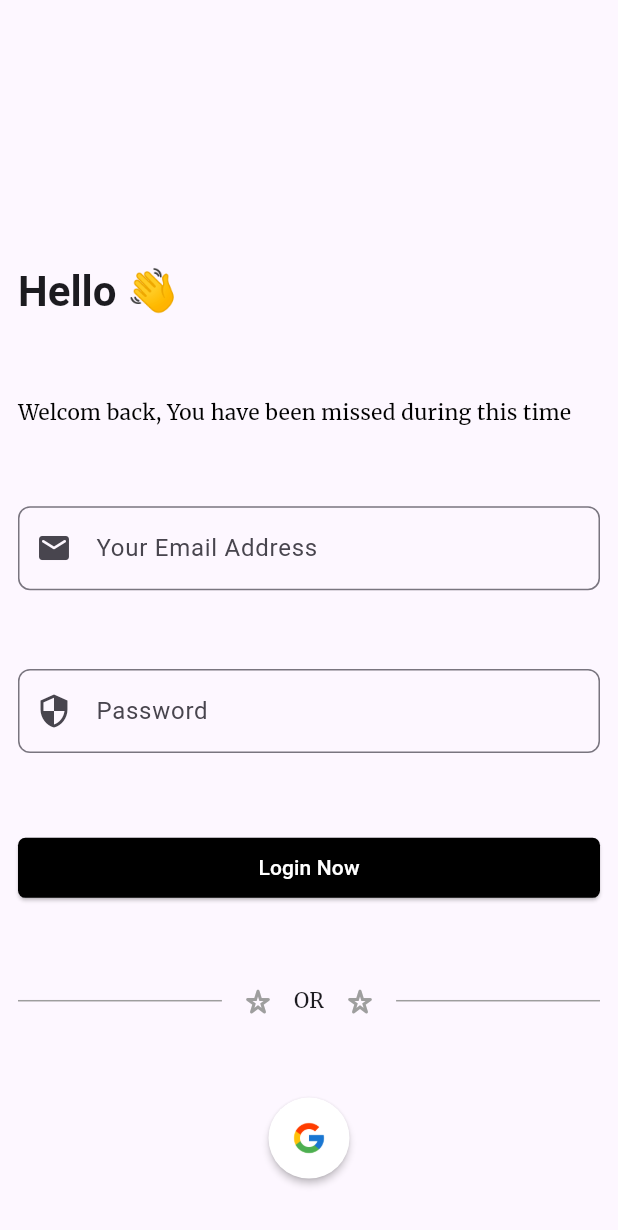
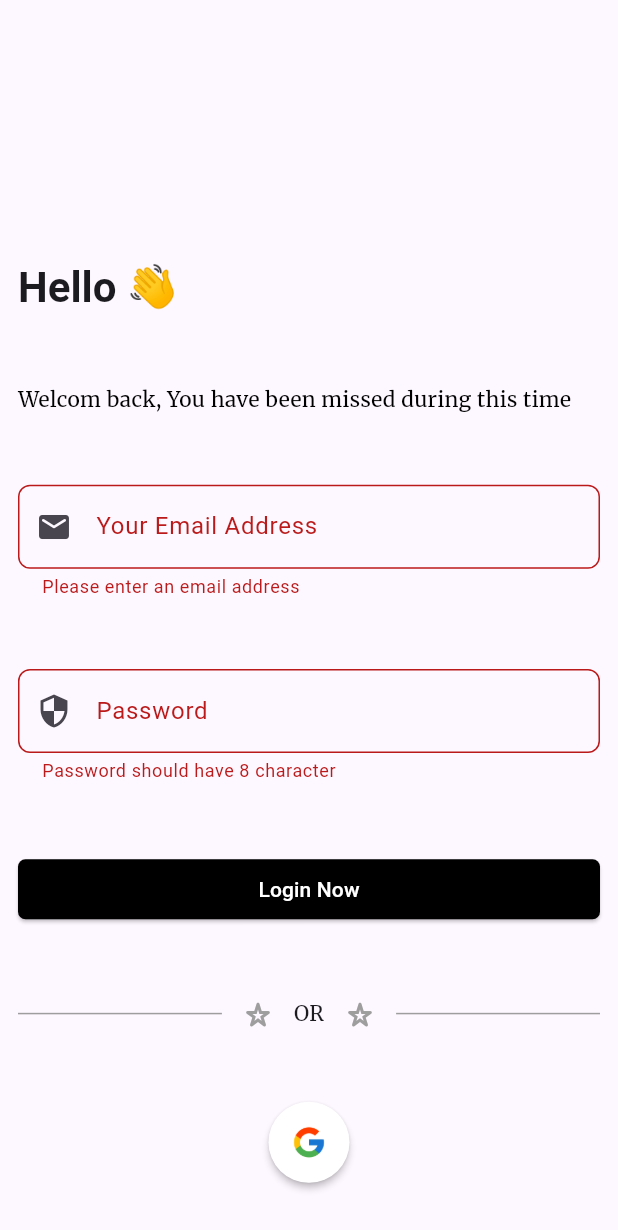
Before and after one commit to 45afeef/fitness_app, a Flutter app: the LoginView screen opened directly, after a tap on "Login Now", on a phone screen of 412 x 824 dp. Shown: the top 1230 px of the screen. Run offline on Flutter 3.47's test engine with Material 3 defaults, Android fonts, the phone set to English and light mode, and no system bars; drawn by our look-alikes of flutter_animate; our stand-ins replace email_validator, firebase_auth, firebase_core, gap, go_router, google_fonts and 1 more; missing offline and left inert: firebase_ui_auth, firebase_ui_oauth_google; accounts and stored records are empty; network calls fail.

Commit message:
Update login view widget validated the email and password removed flutter_animate from login_view as it causes issues on state changes

```diff
--- a/lib/features/authentication/presentation/login_view.dart
+++ b/lib/features/authentication/presentation/login_view.dart
@@ -1,19 +1,28 @@
+import 'package:email_validator/email_validator.dart';
 import 'package:fitness_app/features/authentication/presentation/auth_view.dart';
 import 'package:flutter/material.dart';
-import 'package:flutter_animate/flutter_animate.dart';
 import 'package:gap/gap.dart';
 
-class LoginView extends StatelessWidget {
+class LoginView extends StatefulWidget {
   const LoginView({super.key});
 
   @override
-  Widget build(BuildContext context) {
+  State<LoginView> createState() => _LoginViewState();
+}
+
+class _LoginViewState extends State<LoginView> {
+  final formKey = GlobalKey<FormState>();
   TextEditingController emailController = TextEditingController();
   TextEditingController passwordController = TextEditingController();
+  bool isLoging = false;
 
+  @override
+  Widget build(BuildContext context) {
     return Scaffold(
       body: Padding(
         padding: const EdgeInsets.fromLTRB(12, 150, 12, 12),
+        child: Form(
+          key: formKey,
           child: Column(
             mainAxisAlignment: MainAxisAlignment.spaceAround,
             crossAxisAlignment: CrossAxisAlignment.stretch,
@@ -24,32 +33,39 @@ class LoginView extends StatelessWidget {
                     .textTheme
                     .headlineMedium
                     ?.copyWith(fontWeight: FontWeight.bold),
-            ).animate().fade(delay: 300.milliseconds),
+              ),
               Text(
                 'Welcom back, You have been missed during this time',
                 style: Theme.of(context).textTheme.bodyMedium?.copyWith(
                       color: Colors.black,
                     ),
-            )
-                .animate()
-                .fade(delay: 600.milliseconds)
-                .slideY(begin: 1, delay: 600.milliseconds),
+              ),
               CustomTextField(
+                  enabled: !isLoging,
                   emailController: emailController,
                   labelText: "Your Email Address",
                   prefixIcon: const Icon(Icons.email_rounded),
-            )
-                .animate()
-                .fade(delay: 700.milliseconds)
-                .slideY(begin: 1, delay: 700.milliseconds),
+                  validator: (value) {
+                    if (value != null && value.isEmpty) {
+                      return 'Please enter an email address';
+                    } else if (!EmailValidator.validate(value!)) {
+                      return 'Enter a valid email address';
+                    }
+                    return null; // Valid email
+                  }),
               CustomTextField(
+                enabled: !isLoging,
                 emailController: passwordController,
                 labelText: "Password",
+                obsureText: true,
                 prefixIcon: const Icon(Icons.security),
-            )
-                .animate()
-                .fade(delay: 800.milliseconds)
-                .slideY(begin: 1, delay: 800.milliseconds),
+                validator: (value) {
+                  if (value != null && value.length < 8) {
+                    return 'Password should have 8 character';
+                  }
+                  return null; // Valid password
+                },
+              ),
               ElevatedButton(
                 style: ElevatedButton.styleFrom(
                   shape: RoundedRectangleBorder(
@@ -59,46 +75,68 @@ class LoginView extends StatelessWidget {
                   backgroundColor: Colors.black,
                   foregroundColor: Colors.white,
                 ),
-              onPressed: () {
-                Navigator.push(
-                    context,
-                    MaterialPageRoute(
-                      builder: (context) => const LoginView(),
-                    ));
+                onPressed: isLoging
+                    ? null
+                    : () {
+                        if (formKey.currentState != null &&
+                            formKey.currentState!.validate()) {
+                          final email = emailController.text;
+                          final password = passwordController.text;
+                          print('Email: $email, Password: $password');
+
+                          ScaffoldMessenger.of(context).showSnackBar(
+                              const SnackBar(content: Text('Loging in...')));
+
+                          setState(() {
+                            isLoging = true;
+                          });
+
+                          Future.delayed(
+                              Durations.extralong4,
+                              () => setState(() {
+                                    isLoging = false;
+                                  }));
+                        }
                       },
-              child: const Text('Login Now'),
+                child: isLoging
+                    ? const SizedBox(
+                        height: 24,
+                        width: 24,
+                        child: CircularProgressIndicator(
+                          strokeWidth: 2,
+                          color: Colors.black,
+                        ),
                       )
-                .animate()
-                .fade(delay: 700.milliseconds)
-                .slideY(begin: 1, delay: 700.milliseconds),
-            Row(
+                    : const Text('Login Now'),
+              ),
+              const Row(
                 mainAxisSize: MainAxisSize.max,
                 mainAxisAlignment: MainAxisAlignment.spaceAround,
                 children: [
-                const Expanded(
+                  Expanded(
                     child: Divider(
                       thickness: 1,
                       color: Colors.grey,
                     ),
-                ).animate().scaleX(delay: 1.seconds),
-                const Gap(12),
-                const Icon(
+                  ),
+                  Gap(12),
+                  Icon(
                     Icons.star_border_purple500_rounded,
                     color: Colors.grey,
-                ).animate().scale(delay: 1200.milliseconds),
-                const Gap(12),
-                const Text('OR').animate().fade(delay: 1.seconds),
-                const Gap(12),
-                const Icon(
+                  ),
+                  Gap(12),
+                  Text('OR'),
+                  Gap(12),
+                  Icon(
                     Icons.star_border_purple500_rounded,
                     color: Colors.grey,
-                ).animate().scale(delay: 800.milliseconds),
-                const Gap(12),
+                  ),
+                  Gap(12),
                   Expanded(
-                  child: const Divider(
+                    child: Divider(
                       thickness: 1,
                       color: Colors.grey,
-                  ).animate().scaleX(delay: 1.seconds),
+                    ),
                   ),
                 ],
               ),
@@ -109,11 +147,9 @@ class LoginView extends StatelessWidget {
                   width: 24,
                   height: 24,
                 ),
-            )
-                .animate()
-                .fade(delay: 1.5.seconds)
-                .slideY(begin: 1, delay: 1.5.seconds),
+              ),
             ],
+          ),
         ),
       ),
     );
@@ -126,15 +162,24 @@ class CustomTextField extends StatelessWidget {
     required this.emailController,
     required this.labelText,
     this.prefixIcon,
+    this.obsureText = false,
+    this.validator,
+    this.enabled = true,
   });
 
   final TextEditingController emailController;
   final String labelText;
   final Widget? prefixIcon;
+  final bool obsureText;
+  final String? Function(String?)? validator;
+  final bool? enabled;
 
   @override
   Widget build(BuildContext context) {
-    return TextField(
+    return TextFormField(
+      enabled: enabled,
+      validator: validator,
+      obscureText: obsureText,
       controller: emailController,
       decoration: InputDecoration(
         prefixIcon: prefixIcon,
--- a/lib/main.dart
+++ b/lib/main.dart
@@ -1,11 +1,10 @@
 import 'package:firebase_core/firebase_core.dart';
 import 'package:fitness_app/routes.dart';
 import 'package:flutter/material.dart';
-import 'package:flutter_animate/flutter_animate.dart';
 import 'package:google_fonts/google_fonts.dart';
 
 void main() async {
-  Animate.restartOnHotReload = true;
+  // Animate.restartOnHotReload = true;
   WidgetsFlutterBinding.ensureInitialized();
   await Firebase.initializeApp();
   runApp(const MyApp());
--- a/pubspec.yaml
+++ b/pubspec.yaml
@@ -44,6 +44,7 @@ dependencies:
   firebase_ui_oauth_google: ^1.3.2
   gap: ^3.0.1
   google_fonts: ^6.2.1
+  email_validator: ^2.1.17
 
 dev_dependencies:
   flutter_test:
```
Also changed, not shown: pubspec.lock. Lines whose indentation alone changed are shown as unchanged.
